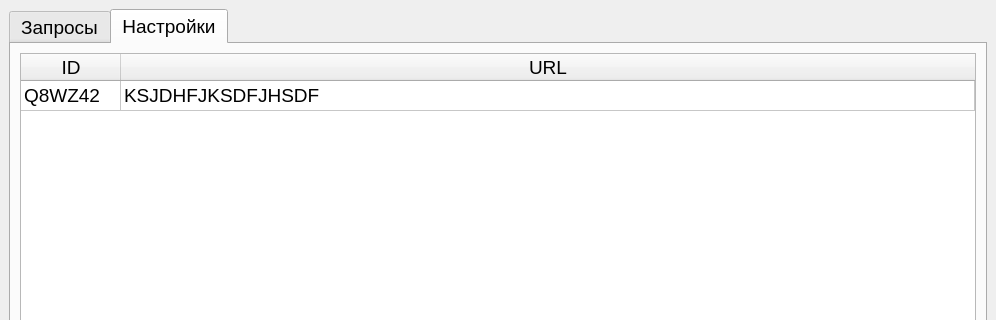
RedT0wer/TitinInfo, file src/mainwindow.ui: the form before one commit; both pictures show x 0 to 996 and y 0 to 320 of the 996 by 763 pixel window.
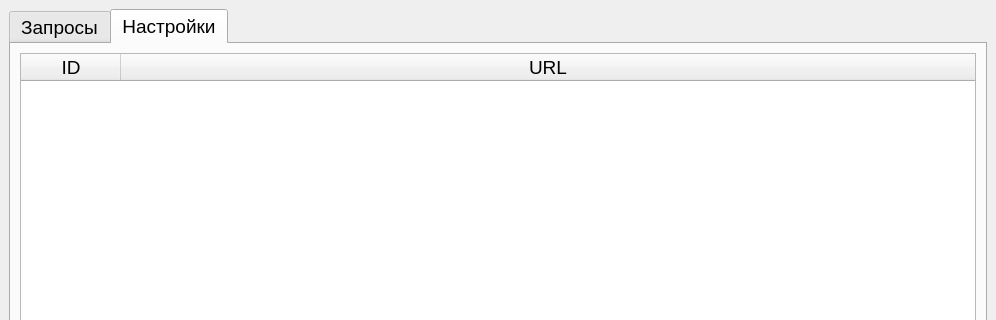
The form after the commit.

Patch:
```diff
--- a/src/mainwindow.ui
+++ b/src/mainwindow.ui
@@ -841,13 +841,8 @@
            <bool>true</bool>
           </attribute>
           <attribute name="verticalHeaderVisible">
-           <bool>false</bool>
+           <bool>true</bool>
           </attribute>
-          <row>
-           <property name="text">
-            <string>1</string>
-           </property>
-          </row>
           <column>
            <property name="text">
             <string>ID</string>
@@ -858,16 +853,6 @@
             <string>URL</string>
            </property>
           </column>
-          <item row="0" column="0">
-           <property name="text">
-            <string>Q8WZ42</string>
-           </property>
-          </item>
-          <item row="0" column="1">
-           <property name="text">
-            <string>KSJDHFJKSDFJHSDF</string>
-           </property>
-          </item>
          </widget>
         </item>
         <item>
```
